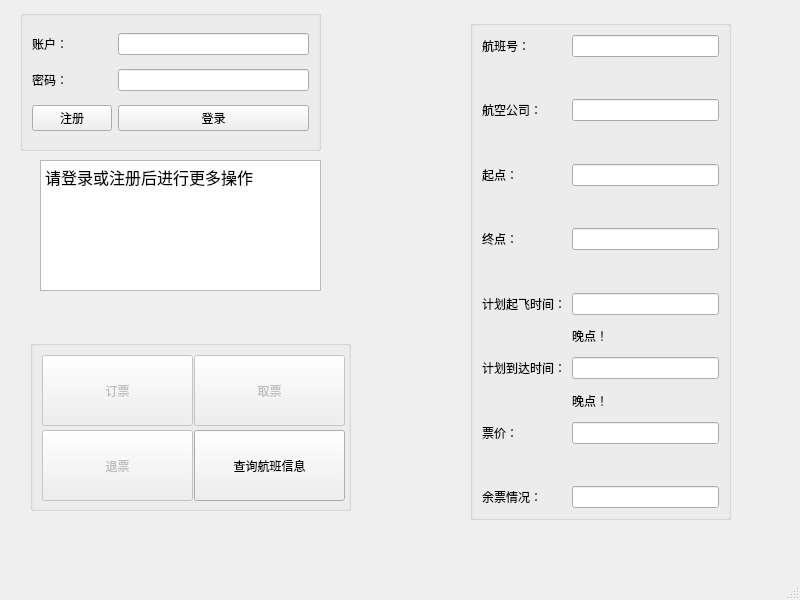
Above: Qt/userwindow.ui from Anduin9527/CivilAviationTicketingSystem before the change. Below: the same form after it.
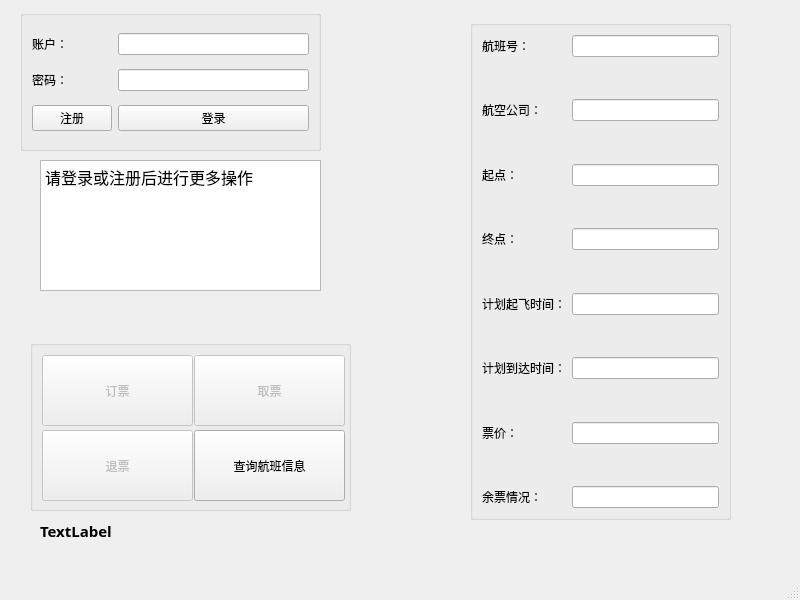
That is the form after the change.

Commit message: 订退票1.0

```diff
--- a/Qt/userwindow.ui
+++ b/Qt/userwindow.ui
@@ -267,14 +267,14 @@
      <item row="9" column="1">
       <widget class="QLabel" name="labelPDT">
        <property name="text">
-        <string>晚点！</string>
+        <string/>
        </property>
       </widget>
      </item>
      <item row="11" column="1">
       <widget class="QLabel" name="labelPAT">
        <property name="text">
-        <string>晚点！</string>
+        <string/>
        </property>
       </widget>
      </item>
@@ -444,6 +444,28 @@
 &lt;p style=&quot; margin-top:0px; margin-bottom:0px; margin-left:0px; margin-right:0px; -qt-block-indent:0; text-indent:0px;&quot;&gt;&lt;span style=&quot; font-size:12pt;&quot;&gt;请登录或注册后进行更多操作&lt;/span&gt;&lt;/p&gt;&lt;/body&gt;&lt;/html&gt;</string>
     </property>
    </widget>
+   <widget class="QLabel" name="tip">
+    <property name="geometry">
+     <rect>
+      <x>40</x>
+      <y>520</y>
+      <width>500</width>
+      <height>21</height>
+     </rect>
+    </property>
+    <property name="font">
+     <font>
+      <family>幼圆</family>
+      <pointsize>11</pointsize>
+      <weight>75</weight>
+      <bold>true</bold>
+      <underline>false</underline>
+     </font>
+    </property>
+    <property name="text">
+     <string>TextLabel</string>
+    </property>
+   </widget>
   </widget>
   <widget class="QMenuBar" name="menubar">
    <property name="geometry">
```
Left out of the diff: 2 changed lines with no effect on the pictures. The commit also changes 1 other file.
